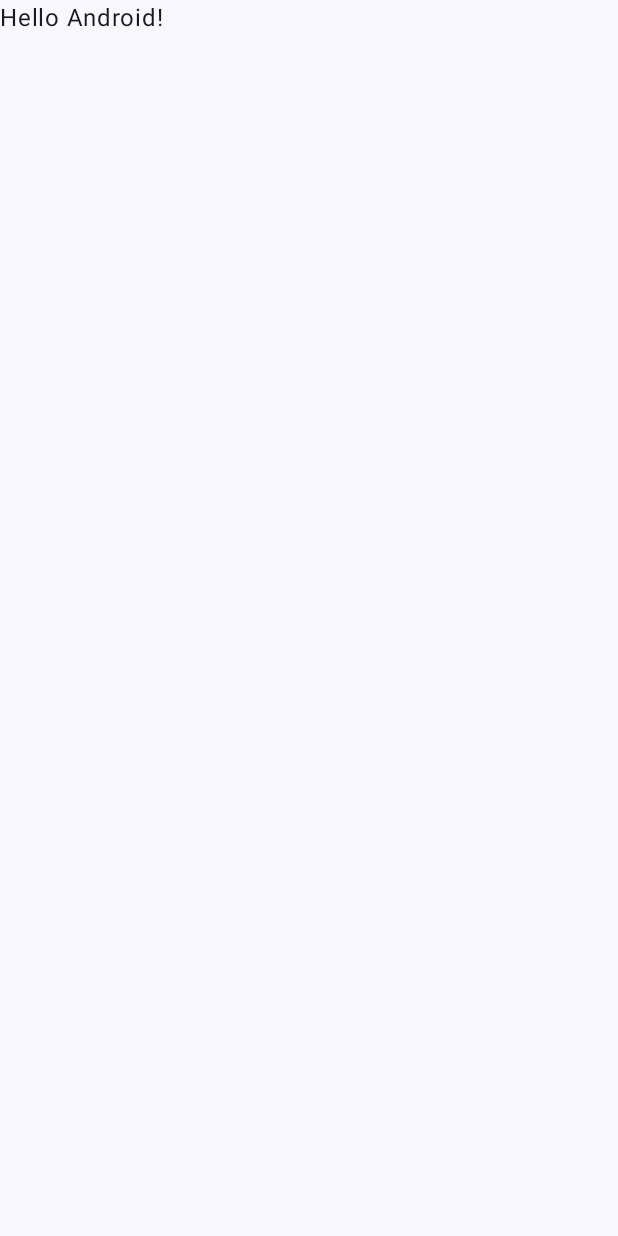
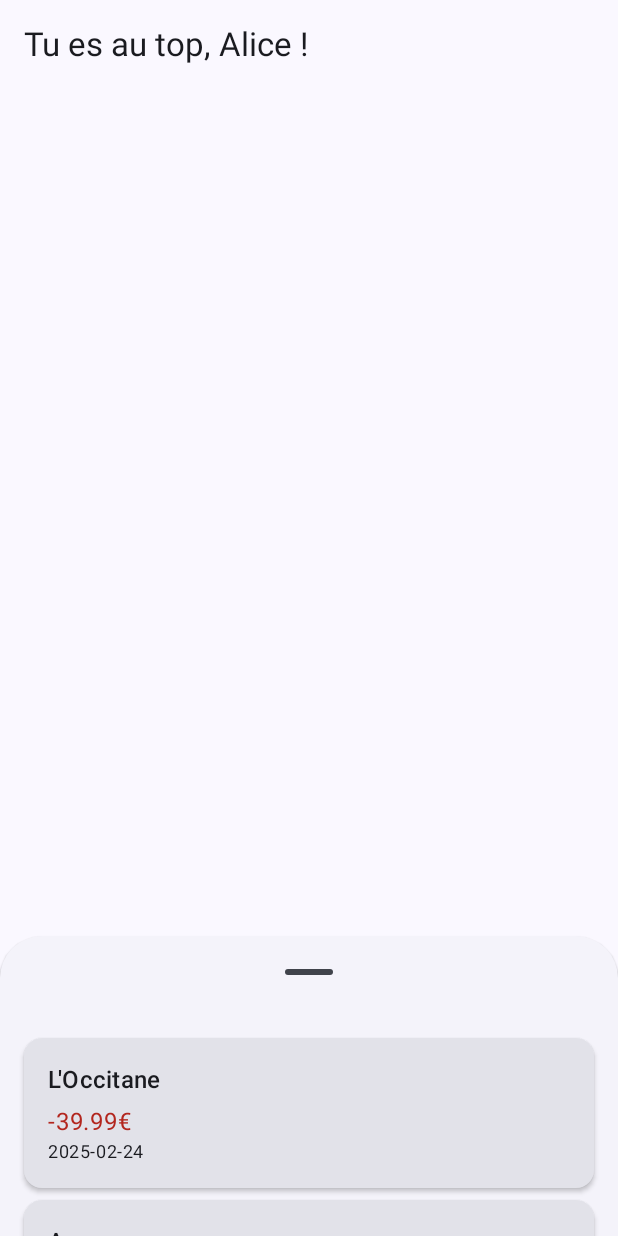
Before and after one commit to nicolas-lepinay/Master2__Kotlin_BankingApp, an Android app built with Jetpack Compose: the screen it shows after launch (MainActivity), on a phone screen of 412 x 824 dp. Before the commit the screen is almost empty. Run offline under Robolectric (Android 15) with nearby library versions, the phone set to English and light mode, and no system bars; our stand-ins replace Dagger/Hilt's generated code.

Commit message:
ADD transaction list sheet

```diff
--- a/app/src/main/AndroidManifest.xml
+++ b/app/src/main/AndroidManifest.xml
@@ -3,6 +3,7 @@
     xmlns:tools="http://schemas.android.com/tools">
 
     <application
+        android:name=".BankingApp"
         android:allowBackup="true"
         android:dataExtractionRules="@xml/data_extraction_rules"
         android:fullBackupContent="@xml/backup_rules"
@@ -15,7 +16,6 @@
         <activity
             android:name=".MainActivity"
             android:exported="true"
-            android:label="@string/app_name"
             android:theme="@style/Theme.BankingApp">
             <intent-filter>
                 <action android:name="android.intent.action.MAIN" />
--- /dev/null
+++ b/app/src/main/java/com/example/bankingapp/BankingApp.kt
@@ -0,0 +1,7 @@
+package com.example.bankingapp
+
+import android.app.Application
+import dagger.hilt.android.HiltAndroidApp
+
+@HiltAndroidApp
+class BankingApp : Application()
--- a/app/src/main/java/com/example/bankingapp/MainActivity.kt
+++ b/app/src/main/java/com/example/bankingapp/MainActivity.kt
@@ -3,45 +3,77 @@ package com.example.bankingapp
 import android.os.Bundle
 import androidx.activity.ComponentActivity
 import androidx.activity.compose.setContent
-import androidx.activity.enableEdgeToEdge
+import androidx.compose.foundation.layout.Column
 import androidx.compose.foundation.layout.fillMaxSize
 import androidx.compose.foundation.layout.padding
-import androidx.compose.material3.Scaffold
+import androidx.compose.material3.BottomSheetScaffold
+import androidx.compose.material3.ExperimentalMaterial3Api
+import androidx.compose.material3.MaterialTheme
 import androidx.compose.material3.Text
+import androidx.compose.material3.rememberBottomSheetScaffoldState
+import androidx.compose.material3.rememberStandardBottomSheetState
 import androidx.compose.runtime.Composable
 import androidx.compose.ui.Modifier
-import androidx.compose.ui.tooling.preview.Preview
+import androidx.compose.ui.res.stringResource
+import androidx.compose.ui.unit.dp
+import androidx.compose.ui.unit.sp
+import com.example.bankingapp.ui.components.TransactionsSheet
 import com.example.bankingapp.ui.theme.BankingAppTheme
+import dagger.hilt.android.AndroidEntryPoint
 
+@AndroidEntryPoint
 class MainActivity : ComponentActivity() {
     override fun onCreate(savedInstanceState: Bundle?) {
         super.onCreate(savedInstanceState)
-        enableEdgeToEdge()
         setContent {
             BankingAppTheme {
-                Scaffold(modifier = Modifier.fillMaxSize()) { innerPadding ->
-                    Greeting(
-                        name = "Android",
-                        modifier = Modifier.padding(innerPadding)
-                    )
-                }
+                BankingHomeScreen()
             }
         }
     }
 }
 
+@OptIn(ExperimentalMaterial3Api::class)
 @Composable
-fun Greeting(name: String, modifier: Modifier = Modifier) {
-    Text(
-        text = "Hello $name!",
-        modifier = modifier
-    )
+fun BankingHomeScreen() {
+    val sheetState = rememberBottomSheetScaffoldState()
+
+    BottomSheetScaffold(
+        scaffoldState = sheetState,
+        sheetContent = {
+            TransactionsSheet()
+        },
+        sheetPeekHeight = 200.dp
+    ) { paddingValues ->
+        Column(modifier = Modifier.padding(paddingValues)) {
+            Text(
+                text = stringResource(R.string.greetings),
+                style = MaterialTheme.typography.titleLarge,
+                modifier = Modifier.padding(16.dp)
+            )
+        }
+    }
 }
 
-@Preview(showBackground = true)
+/*
 @Composable
-fun GreetingPreview() {
-    BankingAppTheme {
-        Greeting("Android")
+fun TransactionsSheet() {
+    Column(modifier = Modifier.padding(32.dp)) {
+        Text(
+            text = "Transactions",
+            style = MaterialTheme.typography.titleMedium
+        )
+        Text(text = "Liste des transactions à venir...")
+        Text(text = "Liste des transactions à venir...")
+        Text(text = "Liste des transactions à venir...")
+        Text(text = "Liste des transactions à venir...")
+        Text(text = "Liste des transactions à venir...")
+        Text(text = "Liste des transactions à venir...")
+        Text(text = "Liste des transactions à venir...")
+        Text(text = "Liste des transactions à venir...")
+        Text(text = "Liste des transactions à venir...")
+        Text(text = "Liste des transactions à venir...")
+        Text(text = "Liste des transactions à venir...")
     }
 }
+ */
--- /dev/null
+++ b/app/src/main/java/com/example/bankingapp/data/repository/TransactionRepository.kt
@@ -0,0 +1,13 @@
+package com.example.bankingapp.data.repository
+
+import android.content.Context
+import com.example.bankingapp.domain.model.Transaction
+import kotlinx.serialization.json.Json
+
+class TransactionRepository(private val context: Context) {
+
+    fun getTransactions(): List<Transaction> {
+        val json = context.assets.open("transactions.json").bufferedReader().use { it.readText() }
+        return Json.decodeFromString(json)
+    }
+}
--- /dev/null
+++ b/app/src/main/java/com/example/bankingapp/domain/model/Transaction.kt
@@ -0,0 +1,13 @@
+package com.example.bankingapp.domain.model
+
+import kotlinx.serialization.Serializable
+
+@Serializable
+data class Transaction(
+    val id: Int,
+    val title: String,
+    val amount: Double,
+    val date: String,
+    val category: String,
+    val type: String
+)
--- /dev/null
+++ b/app/src/main/java/com/example/bankingapp/ui/components/TransactionList.kt
@@ -0,0 +1,46 @@
+package com.example.bankingapp.ui.components
+
+import androidx.compose.foundation.layout.*
+import androidx.compose.foundation.lazy.LazyColumn
+import androidx.compose.foundation.lazy.items
+import androidx.compose.material3.*
+import androidx.compose.runtime.*
+import androidx.compose.ui.Modifier
+import androidx.compose.ui.unit.dp
+import com.example.bankingapp.domain.model.Transaction
+import com.example.bankingapp.viewmodel.TransactionViewModel
+import androidx.lifecycle.compose.collectAsStateWithLifecycle
+import androidx.hilt.navigation.compose.hiltViewModel
+
+@Composable
+fun TransactionsSheet(viewModel: TransactionViewModel = hiltViewModel()) {
+    val transactions by viewModel.transactions.collectAsStateWithLifecycle()
+
+    LazyColumn(
+        modifier = Modifier.fillMaxSize().padding(16.dp)
+    ) {
+        items(transactions) { transaction ->
+            TransactionItem(transaction)
+        }
+    }
+}
+
+@Composable
+fun TransactionItem(transaction: Transaction) {
+    Card(
+        modifier = Modifier
+            .fillMaxWidth()
+            .padding(vertical = 4.dp),
+        elevation = CardDefaults.cardElevation(defaultElevation = 2.dp)
+    ) {
+        Column(modifier = Modifier.padding(16.dp)) {
+            Text(text = transaction.title, style = MaterialTheme.typography.titleMedium)
+            Spacer(modifier = Modifier.height(4.dp))
+            Text(
+                text = "${transaction.amount}€",
+                color = if (transaction.amount < 0) MaterialTheme.colorScheme.error else MaterialTheme.colorScheme.primary
+            )
+            Text(text = transaction.date, style = MaterialTheme.typography.bodySmall)
+        }
+    }
+}
--- /dev/null
+++ b/app/src/main/java/com/example/bankingapp/viewmodel/TransactionViewModel.kt
@@ -0,0 +1,35 @@
+package com.example.bankingapp.viewmodel
+
+import android.content.Context
+import androidx.lifecycle.ViewModel
+import androidx.lifecycle.viewModelScope
+import com.example.bankingapp.data.repository.TransactionRepository
+import com.example.bankingapp.domain.model.Transaction
+import dagger.hilt.android.lifecycle.HiltViewModel
+import dagger.hilt.android.qualifiers.ApplicationContext
+import kotlinx.coroutines.flow.MutableStateFlow
+import kotlinx.coroutines.flow.StateFlow
+import kotlinx.coroutines.launch
+import javax.inject.Inject
+
+@HiltViewModel
+class TransactionViewModel @Inject constructor(
+    @ApplicationContext context: Context
+) : ViewModel() {
+
+    private val repository = TransactionRepository(context)
+
+    private val _transactions = MutableStateFlow<List<Transaction>>(emptyList())
+    val transactions: StateFlow<List<Transaction>> = _transactions
+
+    init {
+        loadTransactions()
+    }
+
+    private fun loadTransactions() {
+        // Execute l'opération en arrière-plan (co-routine) et ne bloque pas l'app/le main thread
+        viewModelScope.launch {
+            _transactions.value = repository.getTransactions()
+        }
+    }
+}
--- a/app/src/main/res/values/strings.xml
+++ b/app/src/main/res/values/strings.xml
@@ -1,3 +1,4 @@
 <resources>
     <string name="app_name">BankingApp</string>
+    <string name="greetings">Tu es au top, Alice !</string>
 </resources>
--- a/build.gradle.kts
+++ b/build.gradle.kts
@@ -3,4 +3,7 @@ plugins {
     alias(libs.plugins.android.application) apply false
     alias(libs.plugins.kotlin.android) apply false
     alias(libs.plugins.kotlin.compose) apply false
+    alias(libs.plugins.ksp) apply false
+    alias(libs.plugins.hilt.android) apply false
+    id("org.jetbrains.kotlin.plugin.serialization") version "2.1.10" apply false
 }
```
Also changed, not shown: app/build.gradle.kts (+12 -0 lines), app/src/main/assets/transactions.json (added, +50 -0 lines), gradle/libs.versions.toml (+9 -2 lines).
